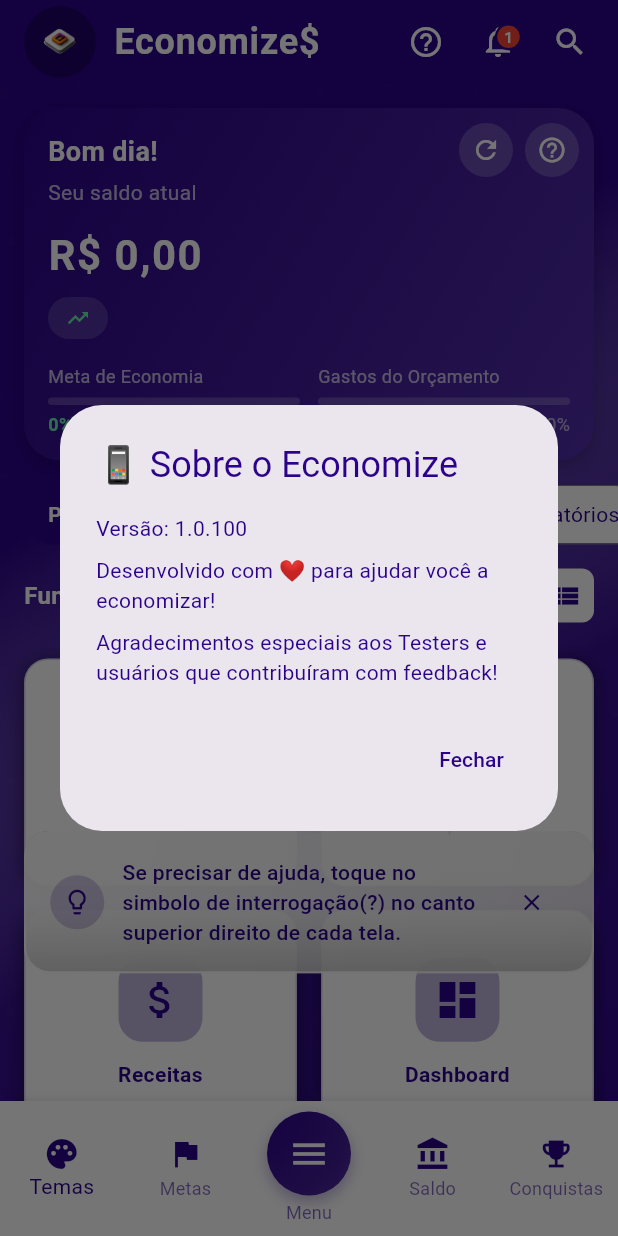
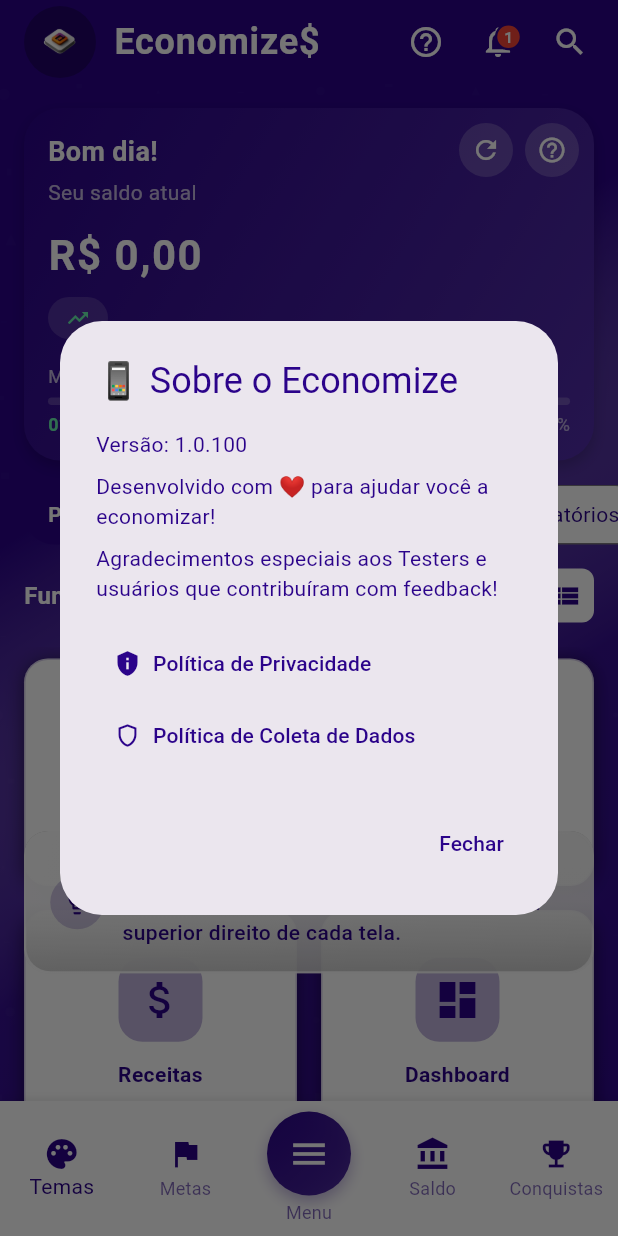
Before and after one commit to jhonnylucius/economize, a Flutter app: the screen it shows after launch, item 3 of the bottom bar chosen, scrolled down 95 dp, after a tap on "Sobre o App", on a phone screen of 412 x 824 dp. Run offline on Flutter 3.47's test engine with Material 3 defaults, Android fonts, the phone set to English and light mode, and no system bars; our stand-ins replace fl_chart, flutter_local_notifications, logger, mask_text_input_formatter, pdf, percent_indicator and 6 more; accounts and stored records are empty.

Commit message:
feat: adicionar links para políticas de privacidade e coleta de dados no diálogo "Sobre"

```diff
--- a/lib/screen/home_screen.dart
+++ b/lib/screen/home_screen.dart
@@ -3645,16 +3645,41 @@ class _CentralMenuBottomSheetState extends State<_CentralMenuBottomSheet>
       context: context,
       builder: (context) => AlertDialog(
         title: const Text('📱 Sobre o Economize'),
-        content: const Column(
+        content: Column(
           mainAxisSize: MainAxisSize.min,
           crossAxisAlignment: CrossAxisAlignment.start,
           children: [
-            Text('Versão: 1.0.100'),
-            SizedBox(height: 8),
-            Text('Desenvolvido com ❤️ para ajudar você a economizar!'),
-            SizedBox(height: 8),
-            Text(
+            const Text('Versão: 1.0.100'),
+            const SizedBox(height: 8),
+            const Text('Desenvolvido com ❤️ para ajudar você a economizar!'),
+            const SizedBox(height: 8),
+            const Text(
                 'Agradecimentos especiais aos Testers e usuários que contribuíram com feedback!'),
+            const SizedBox(height: 16),
+            // Links das políticas
+            TextButton.icon(
+              icon: const Icon(Icons.privacy_tip, size: 18),
+              label: const Text('Política de Privacidade'),
+              onPressed: () async {
+                const url = 'https://union.dev.br/politica-de-privacidade.html';
+                if (await canLaunchUrl(Uri.parse(url))) {
+                  await launchUrl(Uri.parse(url),
+                      mode: LaunchMode.externalApplication);
+                }
+              },
+            ),
+            TextButton.icon(
+              icon: const Icon(Icons.shield_outlined, size: 18),
+              label: const Text('Política de Coleta de Dados'),
+              onPressed: () async {
+                const url =
+                    'https://union.dev.br/politica-de-coleta-de-dados.html';
+                if (await canLaunchUrl(Uri.parse(url))) {
+                  await launchUrl(Uri.parse(url),
+                      mode: LaunchMode.externalApplication);
+                }
+              },
+            ),
           ],
         ),
         actions: [
```
